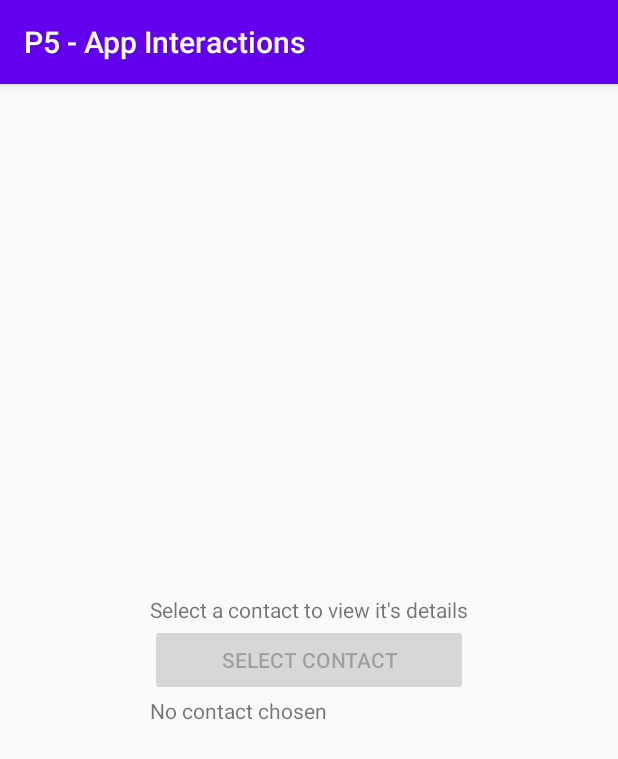
After one commit to Alecadabra/MAD, an Android app: the fragment ContactFragment placed in its activity, on a phone screen of 412 x 824 dp. The commit adds this screen. Shown: the top 759 px of the screen. Run offline under Robolectric (Android 15) with nearby library versions, the phone set to English and light mode, and no system bars.

Commit message:
Work on part 3

```diff
--- a/Practical Excercises/P5/app/src/main/AndroidManifest.xml
+++ b/Practical Excercises/P5/app/src/main/AndroidManifest.xml
@@ -1,6 +1,8 @@
 <?xml version="1.0" encoding="utf-8"?>
 <manifest xmlns:android="http://schemas.android.com/apk/res/android"
     package="com.alec.mad.p5">
+
+    <uses-permission android:name="android.permission.READ_CONTACTS"/>
 
     <application
         android:allowBackup="true"
--- a/Practical Excercises/P5/app/src/main/java/com/alec/mad/p5/MainActivity.kt
+++ b/Practical Excercises/P5/app/src/main/java/com/alec/mad/p5/MainActivity.kt
@@ -6,23 +6,19 @@ import android.widget.FrameLayout
 
 class MainActivity : AppCompatActivity() {
 
-    object ID {
-        const val FRAME = R.id.mainActivityFrame
-    }
-
     private lateinit var frameLayout: FrameLayout
 
     override fun onCreate(savedInstanceState: Bundle?) {
         super.onCreate(savedInstanceState)
         setContentView(R.layout.activity_main)
 
-        this.frameLayout = findViewById(ID.FRAME)
+        this.frameLayout = findViewById(Id.FRAME)
 
         supportFragmentManager.also { fm ->
-            if (fm.findFragmentById(ID.FRAME) == null) {
+            if (fm.findFragmentById(Id.FRAME) == null) {
                 fm.beginTransaction().also { transaction ->
                     transaction.add(
-                        ID.FRAME,
+                        Id.FRAME,
                         MainMenuFragment()
                     )
 
@@ -31,4 +27,13 @@ class MainActivity : AppCompatActivity() {
             }
         }
     }
+
+    object RequestCodes {
+        const val THUMBNAIL = 1
+        const val CONTACT = 2
+    }
+
+    object Id {
+        const val FRAME = R.id.mainActivityFrame
+    }
 }
--- a/Practical Excercises/P5/app/src/main/java/com/alec/mad/p5/MainMenuFragment.kt
+++ b/Practical Excercises/P5/app/src/main/java/com/alec/mad/p5/MainMenuFragment.kt
@@ -35,19 +35,19 @@ class MainMenuFragment : Fragment() {
         this.title.text = "Select a demo"
         this.btnPhoneLocation.text = "Phone calling and map location"
         this.btnThumbnail.text = "Take a thumbnail picture"
-        this.btnContact.text = "-"
+        this.btnContact.text = "Select a contact"
         this.btnBigPhoto.text = "-"
 
         this.btnPhoneLocation.setOnClickListener { start(PhoneLocationFragment()) }
         this.btnThumbnail.setOnClickListener { start(ThumbnailFragment()) }
-        this.btnContact.setOnClickListener { TODO("Stub") }
+        this.btnContact.setOnClickListener { start(ContactFragment()) }
         this.btnBigPhoto.setOnClickListener { TODO("Stub") }
 
         return view
     }
 
     private fun start(fragment: Fragment) = fragmentManager?.beginTransaction()?.also { transact ->
-        transact.replace(MainActivity.ID.FRAME, fragment)
+        transact.replace(MainActivity.Id.FRAME, fragment)
         transact.addToBackStack(null)
         transact.commit()
     }
--- /dev/null
+++ b/Practical Excercises/P5/app/src/main/res/layout/fragment_contact.xml
@@ -0,0 +1,35 @@
+<?xml version="1.0" encoding="utf-8"?>
+<androidx.constraintlayout.widget.ConstraintLayout xmlns:android="http://schemas.android.com/apk/res/android"
+    xmlns:app="http://schemas.android.com/apk/res-auto"
+    xmlns:tools="http://schemas.android.com/tools"
+    android:layout_width="match_parent"
+    android:layout_height="match_parent"
+    tools:context=".demo.ContactFragment">
+
+    <LinearLayout
+        android:layout_width="wrap_content"
+        android:layout_height="wrap_content"
+        android:orientation="vertical"
+        app:layout_constraintBottom_toBottomOf="parent"
+        app:layout_constraintEnd_toEndOf="parent"
+        app:layout_constraintStart_toStartOf="parent"
+        app:layout_constraintTop_toTopOf="parent"
+        style="@style/TextAppearance.AppCompat.Display1">
+
+        <TextView
+            android:id="@+id/contactTitle"
+            android:layout_width="match_parent"
+            android:layout_height="wrap_content" />
+
+        <Button
+            android:id="@+id/contactBtn"
+            android:layout_width="match_parent"
+            android:layout_height="wrap_content" />
+
+        <TextView
+            android:id="@+id/contactReadout"
+            android:layout_width="match_parent"
+            android:layout_height="wrap_content" />
+    </LinearLayout>
+
+</androidx.constraintlayout.widget.ConstraintLayout>
--- a/Practical Excercises/P5/app/src/main/res/values/strings.xml
+++ b/Practical Excercises/P5/app/src/main/res/values/strings.xml
@@ -9,4 +9,11 @@
     <string name="phoneLocationLocationBtnText">View location</string>
 
     <string name="thumbnailBtnText">Take picture</string>
+    <!-- TODO: Remove or change this placeholder text -->
+    <string name="hello_blank_fragment">Hello blank fragment</string>
+    <string name="phoneLocationPhoneEditTextHint">Enter a phone number</string>
+    <string name="phoneLocationLocationEditTextHint">Enter as \'lat,long\'</string>
+    <string name="contactTitleText">Select a contact to view it\'s details</string>
+    <string name="contactBtnText">Select contact</string>
+    <string name="contactReadoutTextDefault">No contact chosen</string>
 </resources>
```
Also changed, not shown: Practical Excercises/P5/app/src/main/java/com/alec/mad/p5/demo/ContactFragment.kt (added, +160 -0 lines), Practical Excercises/P5/app/src/main/java/com/alec/mad/p5/demo/PhoneLocationFragment.kt (+18 -3 lines), Practical Excercises/P5/app/src/main/java/com/alec/mad/p5/demo/ThumbnailFragment.kt (+15 -7 lines).
